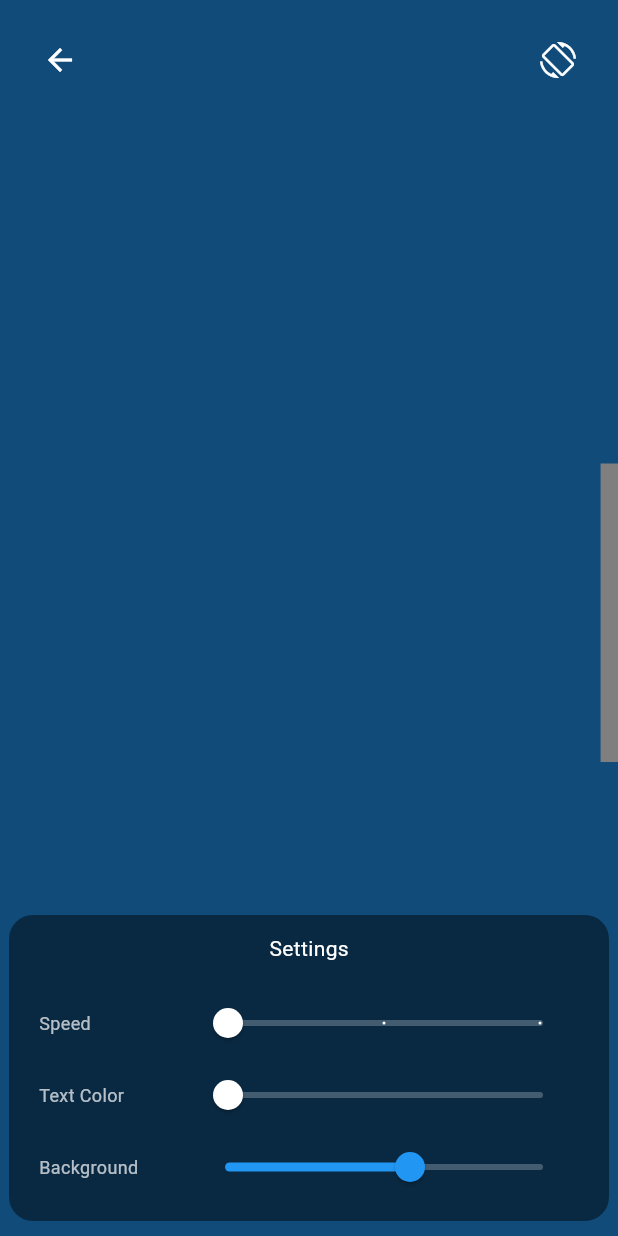
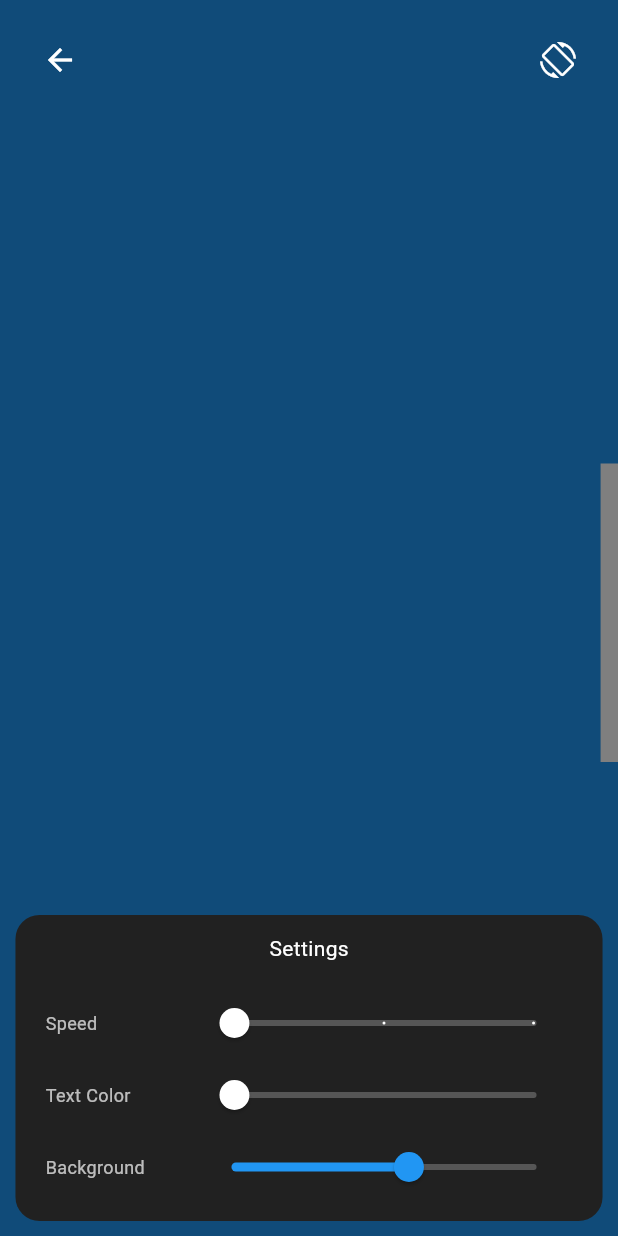
Before and after one commit to chouyo/project_led, a Flutter app: the screen it shows after launch, after a tap on "Living Room LED", on a phone screen of 412 x 824 dp. Run offline on Flutter 3.47's test engine with Material 3 defaults, Android fonts, the phone set to English and light mode, and no system bars; our stand-ins replace get, hive, hive_flutter, wakelock_plus; accounts and stored records are empty.

Commit message:
Refactor overlay width calculation in HomeScreen for responsive design and update overlay color for better visibility

```diff
--- a/lib/presentation/home/controllers/home.controller.dart
+++ b/lib/presentation/home/controllers/home.controller.dart
@@ -129,4 +129,10 @@ class HomeController extends GetxController {
 
     return HSVColor.fromAHSV(1.0, hue, saturation, valueColor);
   }
+
+  double calculateOverlayWidth(BuildContext context) {
+    return isLandscape.value
+        ? MediaQuery.of(context).size.width * 0.5
+        : MediaQuery.of(context).size.width * 0.95;
+  }
 }
--- a/lib/presentation/home/home.screen.dart
+++ b/lib/presentation/home/home.screen.dart
@@ -130,11 +130,12 @@ class _HomeScreenState extends State<HomeScreen> with WidgetsBindingObserver {
                             visible: controller.showOverlay.value,
                             child: Center(
                               child: Container(
-                                width: 400,
+                                width: controller.calculateOverlayWidth(
+                                    context), // 90% of screen width
                                 padding: EdgeInsets.symmetric(
                                     horizontal: 20, vertical: 12),
                                 decoration: BoxDecoration(
-                                  color: Colors.black45,
+                                  color: Colors.grey.shade900,
                                   borderRadius: BorderRadius.circular(16),
                                 ),
                                 child: Column(
```
